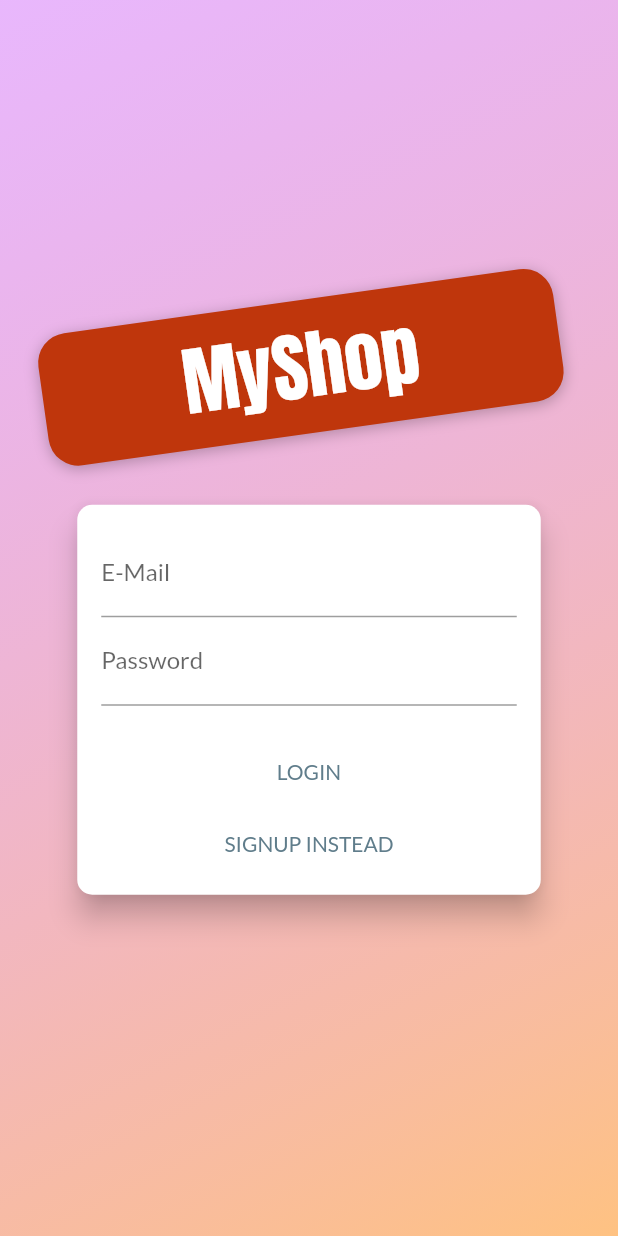
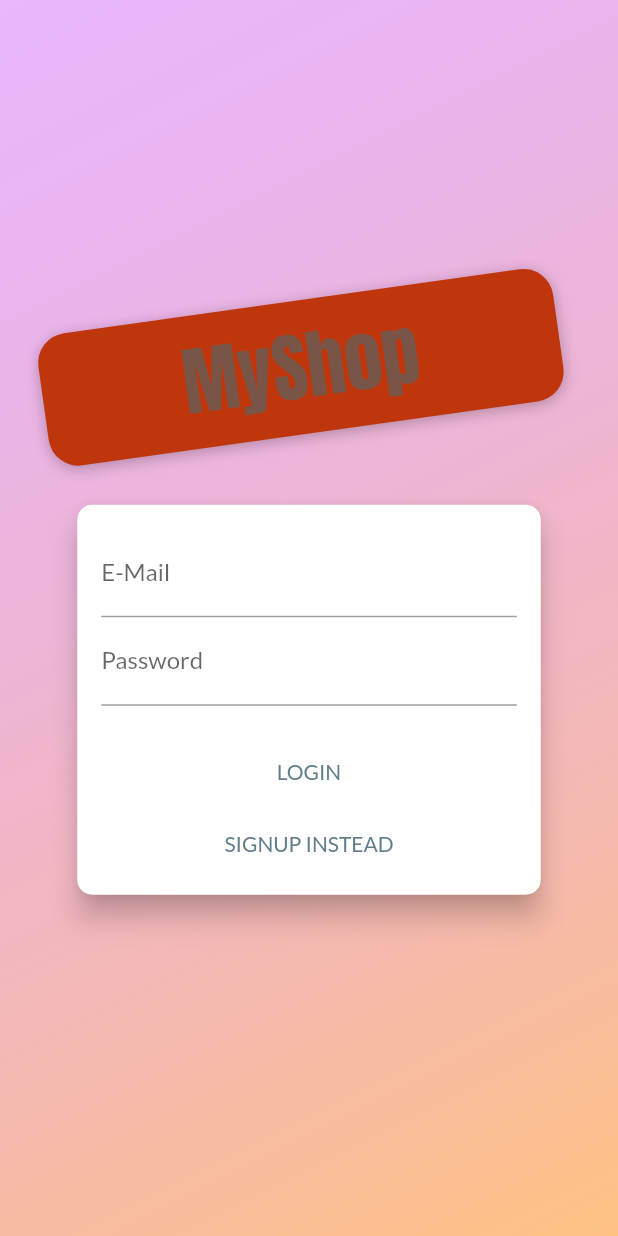
Before and after one commit to Blankeye-zero/shop_app, a Flutter app: the screen it shows after launch, on a phone screen of 412 x 824 dp. Run offline on Flutter 3.47's test engine with Material 2 defaults, Android fonts, the phone set to English and light mode, and no system bars.

Commit message:
flutter v 2.5.3 version update

```diff
--- a/lib/main.dart
+++ b/lib/main.dart
@@ -48,9 +48,9 @@ class MyApp extends StatelessWidget {
         builder: (context, auth, _) => MaterialApp(
           title: 'MyShop',
           theme: ThemeData(
-            primarySwatch: Colors.blueGrey,
-            accentColor: Colors.brown,
             fontFamily: 'Lato',
+            colorScheme: ColorScheme.fromSwatch(primarySwatch: Colors.blueGrey)
+                .copyWith(secondary: Colors.brown),
           ),
           home: auth.isAuth ? ProductOverviewPage() : AuthScreen(),
           debugShowCheckedModeBanner: false,
--- a/lib/pages/auth_screen.dart
+++ b/lib/pages/auth_screen.dart
@@ -71,8 +71,7 @@ class AuthScreen extends StatelessWidget {
                       child: Text(
                         'MyShop',
                         style: TextStyle(
-                          color:
-                              Theme.of(context).accentTextTheme.headline6.color,
+                          color: Theme.of(context).colorScheme.secondary,
                           fontSize: 50,
                           fontFamily: 'Anton',
                           fontWeight: FontWeight.normal,
--- a/lib/widgets/badge.dart
+++ b/lib/widgets/badge.dart
@@ -28,7 +28,9 @@ class Badge extends StatelessWidget {
             // color: Theme.of(context).accentColor,
             decoration: BoxDecoration(
               borderRadius: BorderRadius.circular(10.0),
-              color: color != null ? color : Theme.of(context).accentColor,
+              color: color != null
+                  ? color
+                  : Theme.of(context).colorScheme.secondary,
             ),
             constraints: BoxConstraints(
               minWidth: 16,
```
